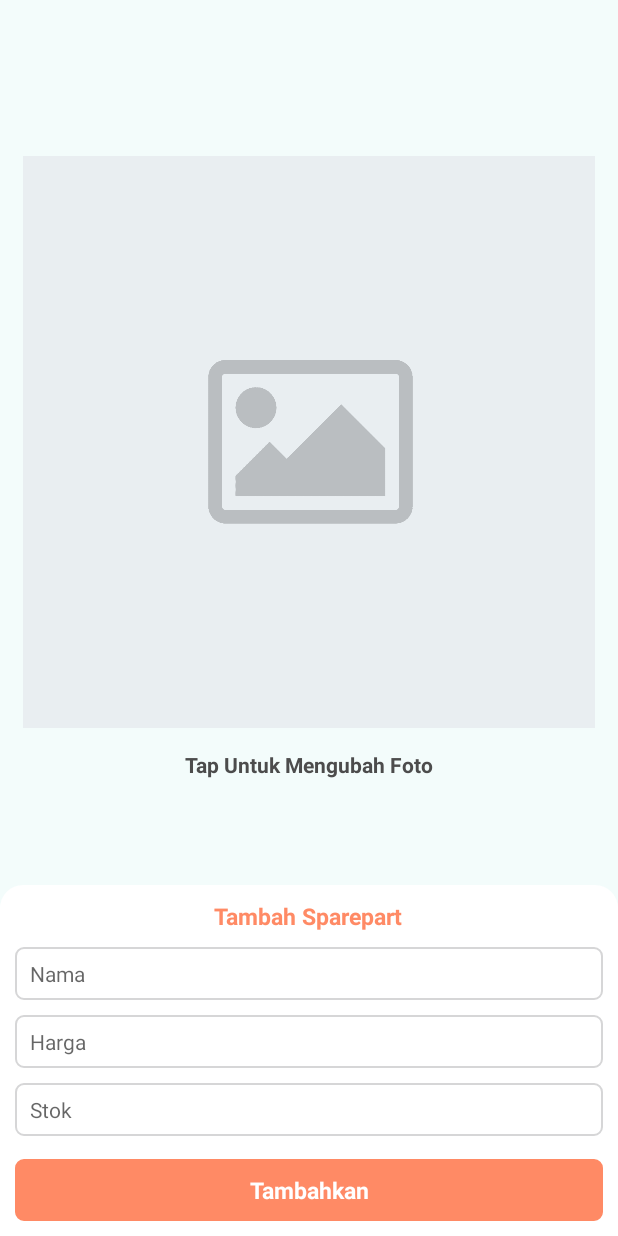
After one commit to ArifGlory/KangService, an Android app: the AddSparepartActivity screen opened directly, with no data from a screen before it, on a phone screen of 412 x 824 dp. The commit adds this screen. Run offline under Robolectric (Android 15) with nearby library versions, the phone set to English and light mode, and no system bars; our stand-ins replace Firebase (no records; nobody signed in at launch, a user with empty details on screens opened directly); libraries missing offline, so code that uses them is left out: cn.pedant, es.dmoral.toasty.

Commit message:
finish fungsi add sparepart

```diff
--- a/app/src/main/java/com/tapisdev/kangservice/activity/admin/HomeAdminActivity.kt
+++ b/app/src/main/java/com/tapisdev/kangservice/activity/admin/HomeAdminActivity.kt
@@ -20,6 +20,10 @@ class HomeAdminActivity : BaseActivity() {
 
         rlProfil.setOnClickListener {
             val i = Intent(this, ProfilAdminActivity::class.java)
+            startActivity(i)
+        }
+        rlSparepart.setOnClickListener {
+            val i = Intent(this, ListSparepartActivity::class.java)
             startActivity(i)
         }
 
--- a/app/src/main/java/com/tapisdev/kangservice/base/BaseActivity.kt
+++ b/app/src/main/java/com/tapisdev/kangservice/base/BaseActivity.kt
@@ -23,6 +23,7 @@ open class BaseActivity : AppCompatActivity() {
 
     val myDB = FirebaseFirestore.getInstance()
     val userRef = myDB.collection("users")
+    val sparepartRef = myDB.collection("sparepart")
     val settingsRef = myDB.collection("settings")
     val pesanananRef = myDB.collection("pesanan")
     val detailpesananRef = myDB.collection("detail_pesanan")
--- /dev/null
+++ b/app/src/main/res/layout/activity_add_sparepart.xml
@@ -0,0 +1,133 @@
+<?xml version="1.0" encoding="utf-8"?>
+<RelativeLayout xmlns:android="http://schemas.android.com/apk/res/android"
+    xmlns:tools="http://schemas.android.com/tools"
+    android:layout_width="match_parent"
+    android:layout_height="match_parent"
+    android:background="@color/colorBg">
+    <RelativeLayout
+        android:layout_width="match_parent"
+        android:layout_height="match_parent"
+        android:paddingHorizontal="15dp"
+        android:layout_above="@id/rlRegistration">
+        <ImageView
+            android:layout_width="match_parent"
+            android:layout_height="400dp"
+            android:id="@+id/ivSparepart"
+            android:src="@drawable/ic_placeholder"
+            android:layout_centerInParent="true"/>
+        <TextView
+           android:textStyle="bold"
+            android:layout_width="wrap_content"
+            android:layout_height="wrap_content"
+            android:layout_marginTop="5dp"
+            android:layout_marginRight="2dp"
+            android:layout_below="@+id/ivSparepart"
+            android:layout_centerHorizontal="true"
+            android:layout_marginBottom="10sp"
+            android:text="Tap Untuk Mengubah Foto"
+            android:textColor="@color/black2"
+            android:textSize="14sp"
+            tools:ignore="MissingPrefix" />
+
+    </RelativeLayout>
+    <LinearLayout
+        android:layout_width="match_parent"
+        android:layout_height="wrap_content"
+        android:orientation="vertical"
+        android:layout_alignParentBottom="true"
+        android:id="@+id/rlRegistration"
+        android:background="@drawable/bg_top_shap_10">
+
+        <TextView
+            android:id="@+id/tvTitle"
+            android:textStyle="bold"
+            android:layout_width="wrap_content"
+            android:layout_height="wrap_content"
+            android:layout_centerHorizontal="true"
+            android:layout_marginTop="10sp"
+            android:layout_marginBottom="10sp"
+            android:text="Tambah Sparepart"
+            android:layout_gravity="center_horizontal"
+            android:textColor="@color/colorPrimary"
+            android:textSize="15sp"
+            tools:ignore="MissingPrefix" />
+
+
+
+        <EditText
+            android:id="@+id/edFullName"
+            android:layout_width="match_parent"
+            android:layout_height="35dp"
+            android:layout_below="@id/tvTitle"
+            android:layout_marginLeft="10sp"
+            android:layout_marginRight="10sp"
+            android:background="@drawable/bg_onlycorner_gary"
+            android:hint="Nama"
+            android:inputType="textPersonName"
+            android:imeOptions="actionNext"
+            android:paddingLeft="10sp"
+            android:paddingRight="10sp"
+            android:textSize="14sp" />
+
+
+        <EditText
+            android:id="@+id/edHarga"
+            android:layout_width="match_parent"
+            android:layout_height="35dp"
+            android:layout_below="@id/edFullName"
+            android:layout_marginLeft="10sp"
+            android:layout_marginTop="10dp"
+            android:layout_marginRight="10sp"
+            android:background="@drawable/bg_onlycorner_gary"
+            android:hint="Harga"
+            android:inputType="number"
+            android:imeOptions="actionNext"
+            android:paddingLeft="10sp"
+            android:paddingRight="10sp"
+            android:textSize="14sp" />
+
+        <EditText
+            android:id="@+id/edStok"
+            android:layout_width="match_parent"
+            android:layout_height="35dp"
+            android:layout_below="@id/edFullName"
+            android:layout_marginLeft="10sp"
+            android:layout_marginTop="10dp"
+            android:layout_marginRight="10sp"
+            android:background="@drawable/bg_onlycorner_gary"
+            android:hint="Stok"
+            android:inputType="number"
+            android:imeOptions="actionNext"
+            android:paddingLeft="10sp"
+            android:paddingRight="10sp"
+            android:textSize="14sp" />
+
+        <TextView
+            android:id="@+id/tvAdd"
+            android:textStyle="bold"
+            android:layout_width="match_parent"
+            android:layout_height="wrap_content"
+            android:layout_below="@id/edDeskripsi"
+            android:layout_alignParentRight="true"
+            android:layout_marginLeft="10sp"
+            android:layout_marginTop="15dp"
+            android:layout_marginRight="10sp"
+            android:layout_marginBottom="10sp"
+            android:background="@drawable/bg_onlycorner_gary"
+            android:backgroundTint="@color/colorPrimary"
+            android:gravity="center_horizontal"
+            android:padding="10sp"
+            android:text="Tambahkan"
+            android:textColor="@color/white"
+            android:textSize="15sp"
+            tools:ignore="MissingPrefix" />
+
+        <LinearLayout
+            android:layout_width="match_parent"
+            android:layout_height="wrap_content"
+            android:gravity="center_horizontal"
+            android:layout_below="@id/tvAdd">
+
+        </LinearLayout>
+    </LinearLayout>
+</RelativeLayout>
```
Also changed, not shown: app/src/main/AndroidManifest.xml (+6 -4 lines), app/src/main/java/com/tapisdev/kangservice/activity/admin/AddSparepartActivity.kt (added, +180 -0 lines), app/src/main/java/com/tapisdev/kangservice/activity/admin/ListSparepartActivity.kt (added, +42 -0 lines), app/src/main/java/com/tapisdev/kangservice/adapter/AdapterSparepart.kt (added, +47 -0 lines), app/src/main/java/com/tapisdev/kangservice/model/Sparepart.kt (added, +16 -0 lines), app/src/main/res/layout/activity_list_sparepart.xml (added, +69 -0 lines), app/src/main/res/layout/item_sparepart.xml (added, +78 -0 lines).
